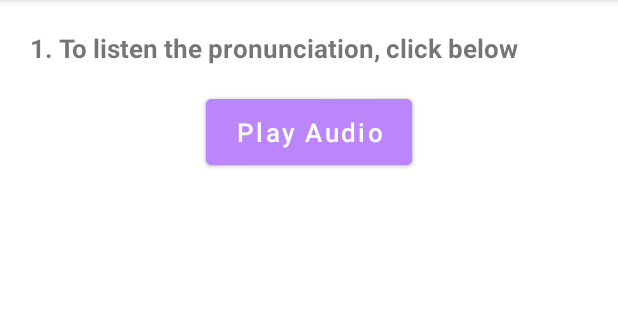
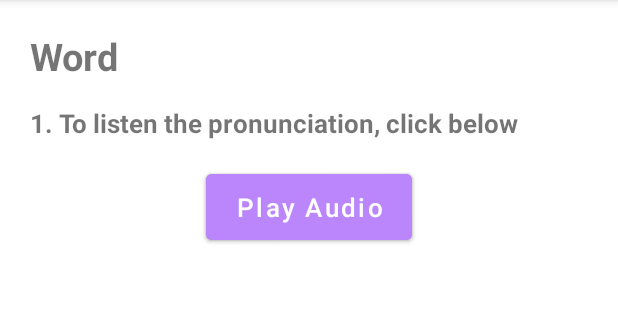
Before and after one commit to atifquamar07/Dictionary-Android-Application, an Android app: the Result screen opened directly, with no data from a screen before it, on a phone screen of 412 x 824 dp, the part 84-404 px from its top. Run offline under Robolectric (Android 15) with nearby library versions, the phone set to English and light mode, and no system bars; network calls fail; 10 statements that could not run were skipped.

Commit message:
fixed word viewing on result page

```diff
--- a/app/src/main/java/com/example/dictionary/Result.kt
+++ b/app/src/main/java/com/example/dictionary/Result.kt
@@ -3,38 +3,28 @@ package com.example.dictionary
 import androidx.appcompat.app.AppCompatActivity
 import android.os.Bundle
 import android.util.Log
+import android.widget.TextView
 import androidx.fragment.app.Fragment
 import com.example.dictionary.fragments.Audio
 import com.example.dictionary.fragments.ListOfMeanings
 import org.json.JSONArray
+import java.util.*
 
 class Result : AppCompatActivity() {
 
+    private lateinit var wordTxt: TextView
+
     override fun onCreate(savedInstanceState: Bundle?) {
         super.onCreate(savedInstanceState)
-        Log.i("Message in result", "Just before setContentView")
         setContentView(R.layout.activity_result)
-        Log.i("Message in result", "Just after setContentView")
         val jsonString = intent.getStringExtra("jsonArray")
-        if (jsonString != null) {
-            Log.i("Length of string in result.kt", "${jsonString.length}")
-        }
         val jsonArray = JSONArray(jsonString)
         val jsonObject = jsonArray.getJSONObject(0)
-        val getUrl = jsonObject.getString("sourceUrls")
-        Log.i("Message in result", "Word found and the sourceUrls is $getUrl")
+        val getName = jsonObject.getString("word")
+        Log.i("Message in result", "Word found and the word is $getName")
 
-//        val listOfMeaningsInstance = ListOfMeanings()
-//        val args = Bundle()
-//        args.putString("jsonArray", jsonString)
-//        listOfMeaningsInstance.arguments = args
-//        supportFragmentManager.beginTransaction().replace(R.id.activity_result, listOfMeaningsInstance).commit()
-
-//        val audioInstance = Audio()
-//        val args = Bundle()
-//        args.putString("jsonString", jsonString)
-//        audioInstance.arguments = args
-//        supportFragmentManager.beginTransaction().add(R.id.fragmentContainerView, audioInstance).commit()
+        wordTxt = findViewById(R.id.idWord)
+        wordTxt.text = getName.capitalize(Locale.ROOT)
 
         val fragmentManager = supportFragmentManager
         val fragmentTransaction = fragmentManager.beginTransaction()
--- a/app/src/main/res/layout/activity_main.xml
+++ b/app/src/main/res/layout/activity_main.xml
@@ -45,7 +45,7 @@
         android:textSize="17sp"
         android:layout_centerHorizontal="true"
         android:textAllCaps="false"
-        android:text="Submit" />
+        android:text="Find Meaning" />
 
 
 </RelativeLayout>
--- a/app/src/main/res/layout/activity_result.xml
+++ b/app/src/main/res/layout/activity_result.xml
@@ -8,10 +8,21 @@
     tools:context=".Result">
 
     <TextView
+        android:id="@+id/idWord"
+        android:layout_width="wrap_content"
+        android:layout_marginStart="20dp"
+        android:layout_marginTop="20dp"
+        android:layout_height="wrap_content"
+        android:textStyle="bold"
+        android:textSize="25sp"
+        android:text="Word"
+        tools:ignore="HardcodedText" />
+
+    <TextView
         android:id="@+id/textView"
         android:layout_width="wrap_content"
         android:layout_marginStart="20dp"
-        android:layout_marginTop="20dp"
+        android:layout_marginTop="70dp"
         android:layout_height="wrap_content"
         android:textStyle="bold"
         android:textSize="17sp"
@@ -24,7 +35,7 @@
         android:layout_width="match_parent"
         android:layout_height="wrap_content"
         android:name="com.example.dictionary.fragments.Audio"
-        android:layout_marginTop="60dp"
+        android:layout_marginTop="110dp"
         android:orientation="horizontal"
         tools:layout="@layout/fragment_audio"/>
 
```
